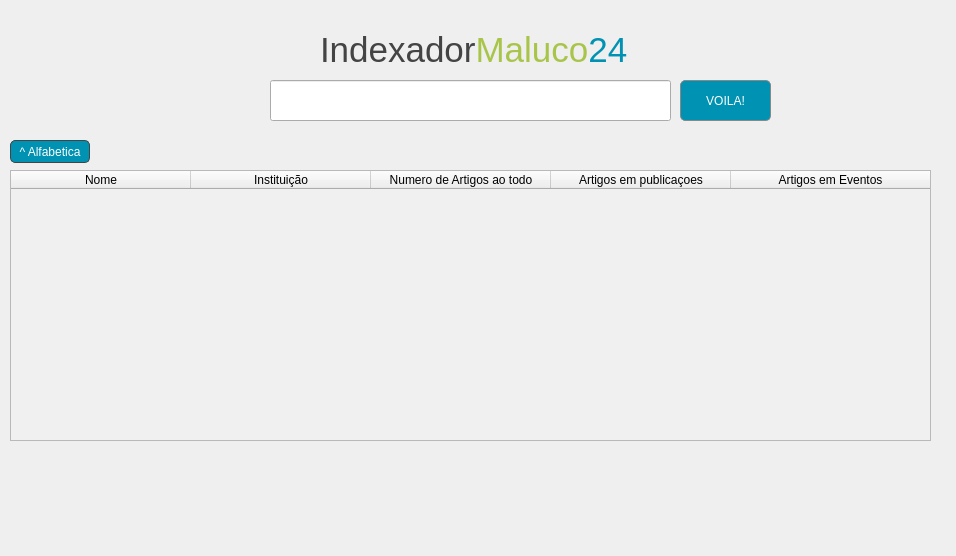
Before: the Qt Designer form indexador/indexador/mainwindow.ui in EduardoVernier/trabFinalCPD, drawn with Qt 5.
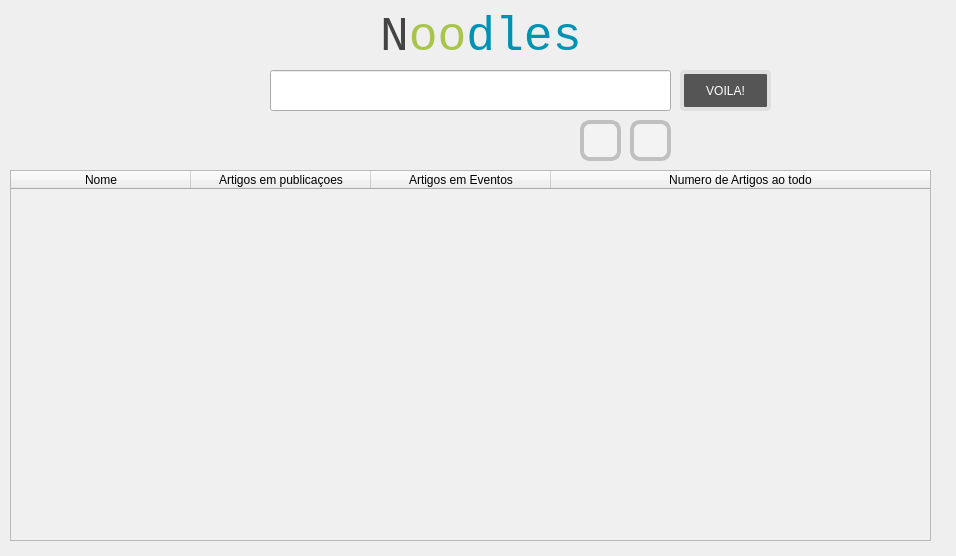
After: the same form once the commit is applied. Icons and pictures are not drawn.

```diff
--- a/indexador/indexador/mainwindow.ui
+++ b/indexador/indexador/mainwindow.ui
@@ -13,6 +13,9 @@
   <property name="windowTitle">
    <string>MainWindow</string>
   </property>
+  <property name="styleSheet">
+   <string notr="true">background: url(:/new/prefix1/res/bg.png);</string>
+  </property>
   <widget class="QWidget" name="centralWidget">
    <widget class="QTableWidget" name="tableWidget">
     <property name="geometry">
@@ -20,7 +23,7 @@
       <x>10</x>
       <y>170</y>
       <width>921</width>
-      <height>271</height>
+      <height>371</height>
      </rect>
     </property>
     <property name="styleSheet">
@@ -65,21 +68,14 @@
     <attribute name="verticalHeaderCascadingSectionResizes">
      <bool>false</bool>
     </attribute>
+    <attribute name="verticalHeaderStretchLastSection">
+     <bool>false</bool>
+    </attribute>
     <column>
      <property name="text">
       <string>Nome</string>
      </property>
     </column>
-    <column>
-     <property name="text">
-      <string>Instituição</string>
-     </property>
-    </column>
-    <column>
-     <property name="text">
-      <string>Numero de Artigos ao todo</string>
-     </property>
-    </column>
     <column>
      <property name="text">
       <string>Artigos em publicaçoes</string>
@@ -90,21 +86,27 @@
       <string>Artigos em Eventos</string>
      </property>
     </column>
+    <column>
+     <property name="text">
+      <string>Numero de Artigos ao todo</string>
+     </property>
+    </column>
    </widget>
    <widget class="QPushButton" name="searchButton">
     <property name="geometry">
      <rect>
       <x>680</x>
-      <y>80</y>
+      <y>70</y>
       <width>91</width>
       <height>41</height>
      </rect>
     </property>
     <property name="styleSheet">
      <string notr="true">QPushButton#searchButton {
-    background: #0092b2;
+	outline: none;
+    background: #555555;
 	color: #ffffff;
-	border: 1px solid #888888;
+	border: 4px solid #e0e0e0;
 	border-radius: 5px;
  }
  QPushButton#searchButton:pressed {
@@ -118,39 +120,42 @@
    <widget class="QPushButton" name="descAlfa">
     <property name="geometry">
      <rect>
-      <x>10</x>
-      <y>140</y>
-      <width>80</width>
-      <height>23</height>
+      <x>580</x>
+      <y>120</y>
+      <width>41</width>
+      <height>41</height>
      </rect>
     </property>
     <property name="styleSheet">
      <string notr="true">QPushButton#descAlfa{
-	background: #0092b2;
-	border: 1px solid #444;
-	border-radius: 5px;
-	color: white;
+	outline: none;
+	background: #f3f3f3;
+	background-image: url(:/new/prefix1/res/alfabeticadecresc.png);
+	background-repeat: no-repeat;
+	background-position: center;
+	border: 4px solid #c0c0c0;
+	border-radius: 10px;
 }
 QPushButton#descAlfa:pressed{
 	background: black;
 }</string>
     </property>
     <property name="text">
-     <string>^ Alfabetica</string>
+     <string/>
     </property>
    </widget>
    <widget class="QLabel" name="Logo">
     <property name="geometry">
      <rect>
-      <x>320</x>
-      <y>30</y>
-      <width>311</width>
-      <height>41</height>
+      <x>380</x>
+      <y>10</y>
+      <width>201</width>
+      <height>51</height>
      </rect>
     </property>
     <property name="font">
      <font>
-      <family>Cantarell</family>
+      <family>Monospace</family>
       <pointsize>26</pointsize>
       <weight>50</weight>
       <italic>false</italic>
@@ -158,20 +163,55 @@
      </font>
     </property>
     <property name="styleSheet">
-     <string notr="true">border-bottom: 1px solid #d3d4aa;</string>
+     <string notr="true"/>
     </property>
     <property name="text">
-     <string>&lt;html&gt;&lt;head/&gt;&lt;body&gt;&lt;p&gt;&lt;span style=&quot; color:#444444;&quot;&gt;Indexador&lt;/span&gt;&lt;span style=&quot; color:#A8C54A;&quot;&gt;Maluco&lt;/span&gt;&lt;span style=&quot; color:#0092b2;&quot;&gt;24&lt;/span&gt;&lt;/p&gt;&lt;/body&gt;&lt;/html&gt;</string>
+     <string>&lt;html&gt;&lt;head/&gt;&lt;body&gt;&lt;p&gt;&lt;span style=&quot; font-size:36pt; color:#444444;&quot;&gt;N&lt;/span&gt;&lt;span style=&quot; font-size:36pt; color:#a8c54a;&quot;&gt;oo&lt;/span&gt;&lt;span style=&quot; font-size:36pt; color:#0092b2;&quot;&gt;dles&lt;/span&gt;&lt;/p&gt;&lt;/body&gt;&lt;/html&gt;</string>
     </property>
    </widget>
    <widget class="QLineEdit" name="searchBar">
     <property name="geometry">
      <rect>
       <x>270</x>
-      <y>80</y>
+      <y>70</y>
       <width>401</width>
       <height>41</height>
      </rect>
+    </property>
+    <property name="styleSheet">
+     <string notr="true">outline: none;</string>
+    </property>
+   </widget>
+   <widget class="QPushButton" name="ascAlfa">
+    <property name="geometry">
+     <rect>
+      <x>630</x>
+      <y>120</y>
+      <width>41</width>
+      <height>41</height>
+     </rect>
+    </property>
+    <property name="styleSheet">
+     <string notr="true">QPushButton#ascAlfa{
+	outline: none;
+	background: #f3f3f3;
+	background-image: url(:/new/prefix1/res/alfabeticacresc.png);
+	background-repeat: no-repeat;
+	background-position: center;
+	border: 4px solid #c0c0c0;
+	border-radius: 10px;
+}
+QPushButton#ascAlfa:pressed{
+	outline: none;
+	background: #f0f0f0;
+	background-image: url(:/new/prefix1/res/alfabeticacresc.png);
+	background-repeat: no-repeat;
+	background-position: center;
+	border: 4px solid #0092b2;
+}</string>
+    </property>
+    <property name="text">
+     <string/>
     </property>
    </widget>
   </widget>
```
Left out of the diff: 11 changed lines with no effect on the pictures.
